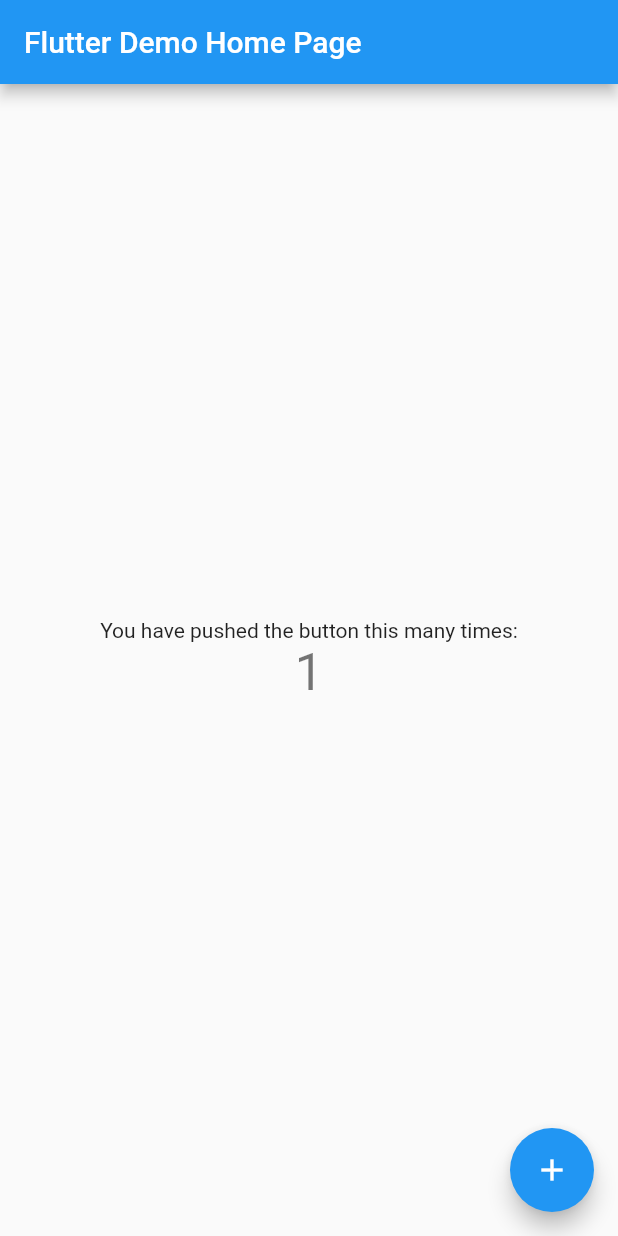
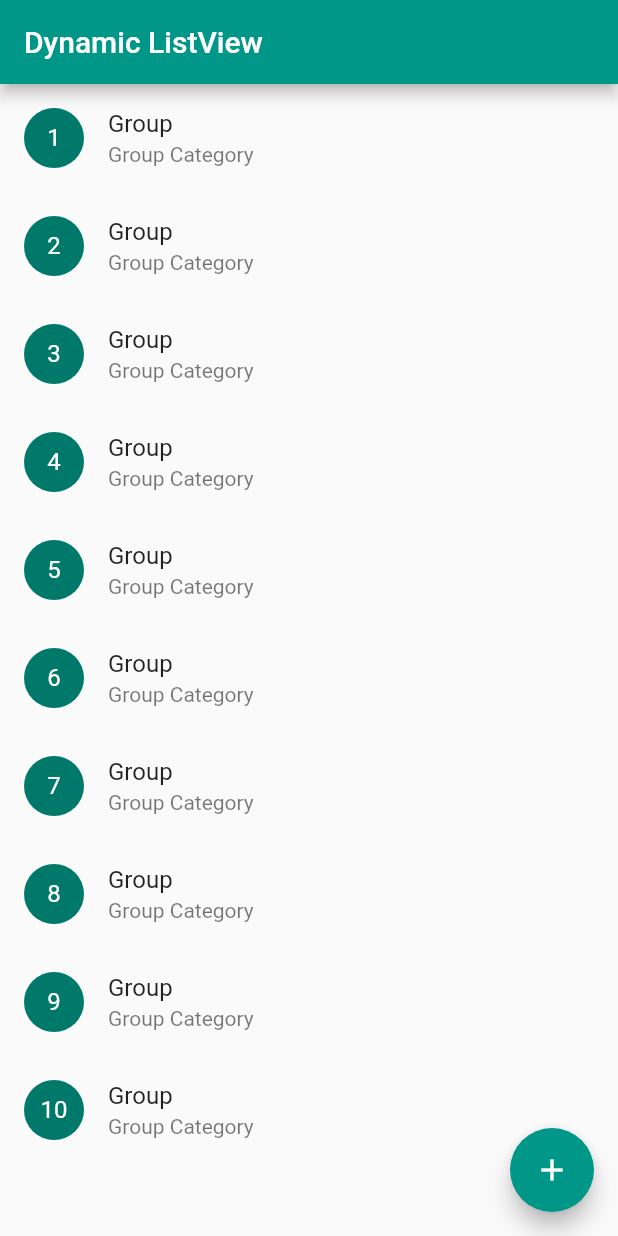
Before and after one commit to manojRathod84/Sampleproject, a Flutter app: the screen it shows after launch, after a tap on the "add" icon, on a phone screen of 412 x 824 dp. Run offline on Flutter 3.47's test engine with Material 2 defaults, Android fonts, the phone set to English and light mode, and no system bars.

Commit message:
Displaying data dynamically using listview

```diff
--- a/demo/lib/main.dart
+++ b/demo/lib/main.dart
@@ -1,111 +1,35 @@
+
 import 'package:flutter/material.dart';
+import 'model.dart';
 
-void main() => runApp(MyApp());
+void main() => runApp( MyApp() );
 
 class MyApp extends StatelessWidget {
-  // This widget is the root of your application.
   @override
   Widget build(BuildContext context) {
-    return MaterialApp(
-      title: 'Flutter Demo',
+      return MaterialApp(
+      home: ListViewExample(),
+      title: "ListView",
       theme: ThemeData(
-        // This is the theme of your application.
-        //
-        // Try running your application with "flutter run". You'll see the
-        // application has a blue toolbar. Then, without quitting the app, try
-        // changing the primarySwatch below to Colors.green and then invoke
-        // "hot reload" (press "r" in the console where you ran "flutter run",
-        // or simply save your changes to "hot reload" in a Flutter IDE).
-        // Notice that the counter didn't reset back to zero; the application
-        // is not restarted.
-        primarySwatch: Colors.blue,
+        primarySwatch: Colors.teal,
       ),
-      home: MyHomePage(title: 'Flutter Demo Home Page'),
+      debugShowCheckedModeBanner: false,
     );
   }
 }
 
-class MyHomePage extends StatefulWidget {
-  MyHomePage({Key key, this.title}) : super(key: key);
-
-  // This widget is the home page of your application. It is stateful, meaning
-  // that it has a State object (defined below) that contains fields that affect
-  // how it looks.
-
-  // This class is the configuration for the state. It holds the values (in this
-  // case the title) provided by the parent (in this case the App widget) and
-  // used by the build method of the State. Fields in a Widget subclass are
-  // always marked "final".
-
-  final String title;
-
-  @override
-  _MyHomePageState createState() => _MyHomePageState();
-}
-
-class _MyHomePageState extends State<MyHomePage> {
-  int _counter = 0;
-
-  void _incrementCounter() {
-    setState(() {
-      // This call to setState tells the Flutter framework that something has
-      // changed in this State, which causes it to rerun the build method below
-      // so that the display can reflect the updated values. If we changed
-      // _counter without calling setState(), then the build method would not be
-      // called again, and so nothing would appear to happen.
-      _counter++;
-    });
-  }
-
+class ListViewExample extends StatelessWidget {
   @override
   Widget build(BuildContext context) {
-    // This method is rerun every time setState is called, for instance as done
-    // by the _incrementCounter method above.
-    //
-    // The Flutter framework has been optimized to make rerunning build methods
-    // fast, so that you can just rebuild anything that needs updating rather
-    // than having to individually change instances of widgets.
     return Scaffold(
       appBar: AppBar(
-        // Here we take the value from the MyHomePage object that was created by
-        // the App.build method, and use it to set our appbar title.
-        title: Text(widget.title),
+        title: Text("Dynamic ListView"),
       ),
-      body: Center(
-        // Center is a layout widget. It takes a single child and positions it
-        // in the middle of the parent.
-        child: Column(
-          // Column is also a layout widget. It takes a list of children and
-          // arranges them vertically. By default, it sizes itself to fit its
-          // children horizontally, and tries to be as tall as its parent.
-          //
-          // Invoke "debug painting" (press "p" in the console, choose the
-          // "Toggle Debug Paint" action from the Flutter Inspector in Android
-          // Studio, or the "Toggle Debug Paint" command in Visual Studio Code)
-          // to see the wireframe for each widget.
-          //
-          // Column has various properties to control how it sizes itself and
-          // how it positions its children. Here we use mainAxisAlignment to
-          // center the children vertically; the main axis here is the vertical
-          // axis because Columns are vertical (the cross axis would be
-          // horizontal).
-          mainAxisAlignment: MainAxisAlignment.center,
-          children: <Widget>[
-            Text(
-              'You have pushed the button this many times:',
-            ),
-            Text(
-              '$_counter',
-              style: Theme.of(context).textTheme.display1,
-            ),
-          ],
-        ),
+      body: DisplayListView(),
+      floatingActionButton: FloatingActionButton(
+        onPressed: (){},
+        child:Icon(Icons.add),
       ),
-      floatingActionButton: FloatingActionButton(
-        onPressed: _incrementCounter,
-        tooltip: 'Increment',
-        child: Icon(Icons.add),
-      ), // This trailing comma makes auto-formatting nicer for build methods.
     );
   }
 }
--- /dev/null
+++ b/demo/lib/model.dart
@@ -0,0 +1,94 @@
+import 'package:flutter/material.dart';
+
+class ListViewModel{
+  final String title;
+  final String subtitle;
+  final String avatarURL;
+
+  ListViewModel({
+    this.title,
+    this.subtitle,
+    this.avatarURL
+  });
+}
+List listViewData = [
+  ListViewModel(
+    title: "Group",
+    subtitle: "Group Category",
+    avatarURL: "1",
+  ),
+  ListViewModel(
+    title: "Group",
+    subtitle: "Group Category",
+    avatarURL: "2",
+  ),
+  ListViewModel(
+    title: "Group",
+    subtitle: "Group Category",
+    avatarURL: "3",
+  ),
+  ListViewModel(
+    title: "Group",
+    subtitle: "Group Category",
+    avatarURL: "4",
+  ),
+  ListViewModel(
+    title: "Group",
+    subtitle: "Group Category",
+    avatarURL: "5",
+  ),
+  ListViewModel(
+    title: "Group",
+    subtitle: "Group Category",
+    avatarURL: "6",
+  ),
+  ListViewModel(
+    title: "Group",
+    subtitle: "Group Category",
+    avatarURL: "7",
+  ),
+  ListViewModel(
+    title: "Group",
+    subtitle: "Group Category",
+    avatarURL: "8",
+  ),
+  ListViewModel(
+    title: "Group",
+    subtitle: "Group Category",
+    avatarURL: "9",
+  ),
+  ListViewModel(
+    title: "Group",
+    subtitle: "Group Category",
+    avatarURL: "10",
+  ),
+];
+
+class DisplayListView extends StatefulWidget {
+  @override
+  _DisplayListViewState createState() => _DisplayListViewState();
+}
+
+class _DisplayListViewState extends State {
+  @override
+  Widget build(BuildContext context) {
+    return ListView.builder(
+      itemCount: listViewData.length,
+      itemBuilder: (context, int i) => Column(
+        children: [
+          new ListTile(
+            leading: new CircleAvatar(child: Text(listViewData[i].avatarURL)),
+            title: new Text(listViewData[i].title),
+            subtitle: new Text(listViewData[i].subtitle),
+            onTap: (){},
+            onLongPress: (){
+              print(
+                Text("Long Pressed"),
+              );
+            },
+          ),
+        ],
+      ),
+    );
+  }
+}
```
